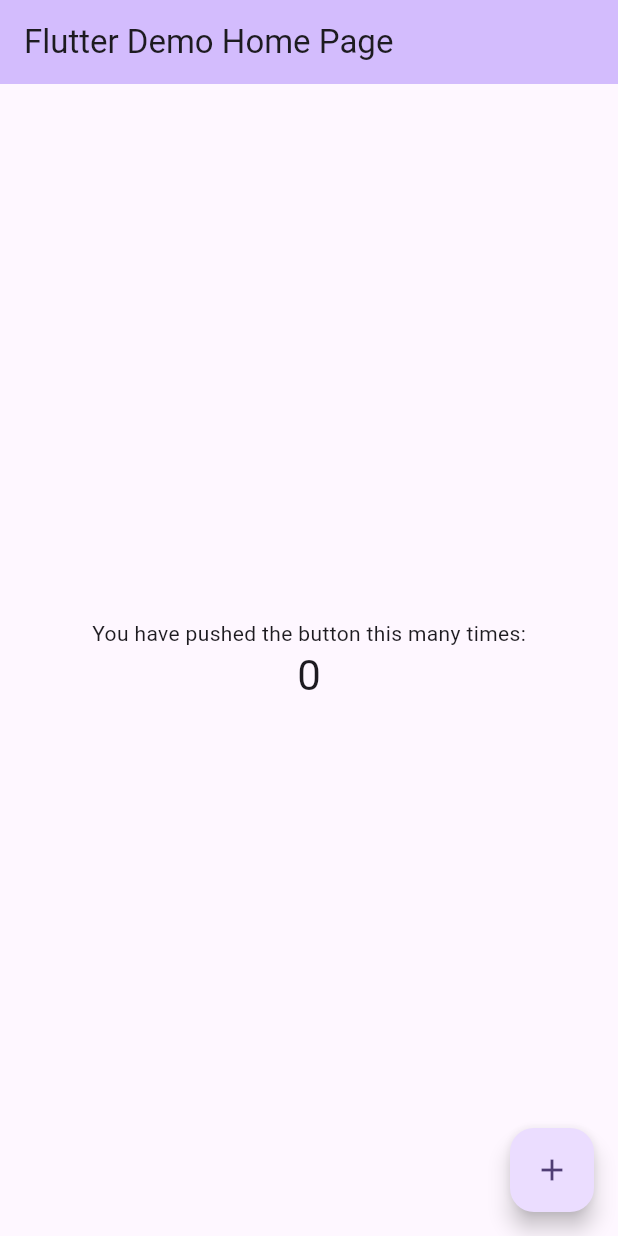
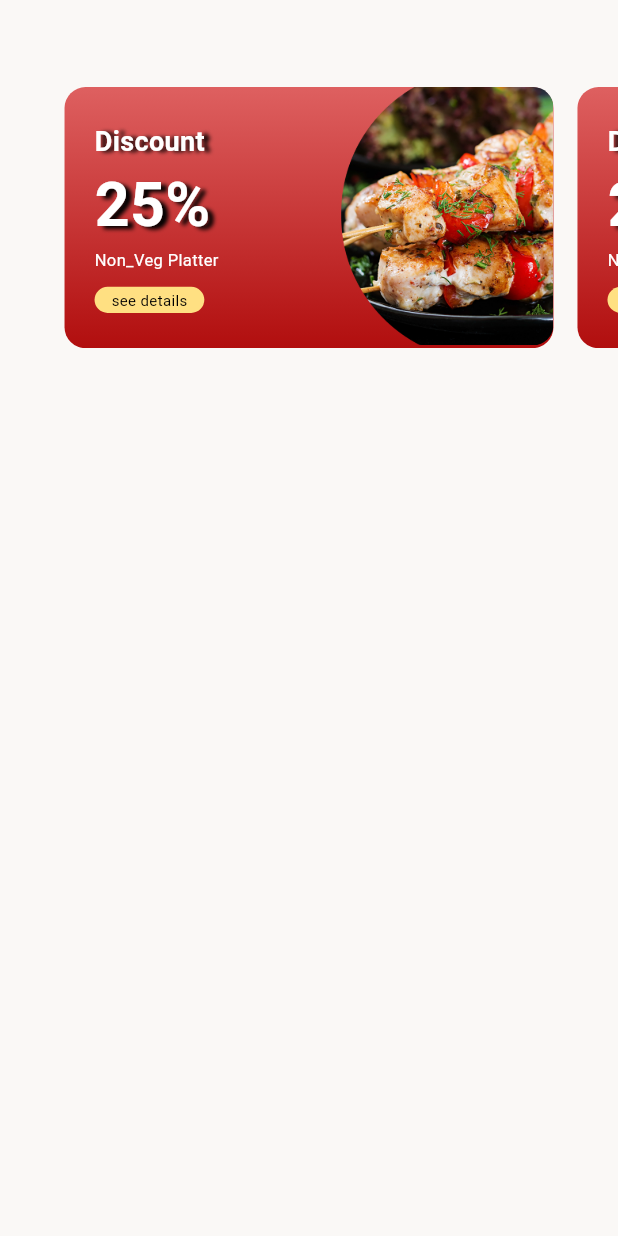
Before and after one commit to Shayanzahid227/Today-Deal, a Flutter app: the screen it shows after launch, on a phone screen of 412 x 824 dp. Run offline on Flutter 3.47's test engine with Material 3 defaults, Android fonts, the light colour scheme and no system bars; our stand-ins replace card_swiper, firebase_auth, flutter_screenutil, google_fonts; accounts and stored records are empty.

Commit message:
home screen pending

```diff
--- a/lib/core/constants/app_assest.dart
+++ b/lib/core/constants/app_assest.dart
@@ -1,19 +1,10 @@
-// //import 'package:code_structure/core/constants/strings.dart';
+import 'package:code_structure/core/constants/strings.dart';
 
-// class AppAssets {
-//   ///
-//   /// Static Assets
-//   ///
-//   String app_logo = "$staticAssets/app_logo.png";
-
-//   ///
-//   /// Dynamic Assets
-//   ///
-
-//   String imagesdata = "$dynamicAssets/imagesdata.png";
-
-//   ///
-//   /// Icons Assets
-//   ///
-//   String search = "$iconsAssets/search.png";
-// }
+class AppAssets {
+  String app_logo = "$staticAssets/app_logo.png";
+//****************   home screen    **********************/
+  String homeBackGround = "$dynamicAssets/homeBackGround..png";
+  String pizza = "$dynamicAssets/pizza.png";
+//******************************************************* */
+  String search = "$iconsAssets/search.png";
+}
--- a/lib/core/constants/colors.dart
+++ b/lib/core/constants/colors.dart
@@ -3,3 +3,17 @@ import 'package:flutter/material.dart';
 const Color blackColor = Colors.black;
 const Color filledColor = Colors.grey;
 const Color textfiledBorderColor = Colors.greenAccent;
+// primary button color
+const Color blueColor = Color(0xff3A63ED);
+const Color PrimarybuttonColor = blueColor;
+// secondary button color
+const Color pinkColor = Colors.pink;
+const Color SecondarybuttonColor = pinkColor;
+const Color transparentColor = Colors.transparent;
+// textform feild color
+const Color borderColor = Color(0xff49526E);
+//***************************************************************/
+const Color primaryColor = Color(0xffB10E0E);
+const Color secondaryColor = Color(0xffFFE082);
+const Color lightRedColor = Color(0xffDE6060);
+const Color whiteColor = Color(0xffFFFFFF);
--- a/lib/core/constants/strings.dart
+++ b/lib/core/constants/strings.dart
@@ -1,3 +1,3 @@
-const String staticAssets = "assets/static_assets/";
-const String dynamicAssets = "assets/dynamic_assets/";
-const String iconsAssets = "assets/icons_assets/";
+const String staticAssets = "assets/static_assets";
+const String dynamicAssets = "assets/dynamic_assets";
+const String iconsAssets = "assets/icons_assets";
--- /dev/null
+++ b/lib/core/model/home_discount.dart
@@ -0,0 +1,17 @@
+import 'dart:ui';
+
+class HomeDiscountModel {
+  final String? discount;
+  final String? discountPercentage;
+  final String? dishType;
+  final String? seeDetails;
+  //final VoidCallback? onTap; // Callback function added
+
+  HomeDiscountModel({
+    required this.discount,
+    required this.discountPercentage,
+    required this.dishType,
+    required this.seeDetails,
+    // required this.onTap
+  });
+}
--- a/lib/core/services/auth_services/auth_services.dart
+++ b/lib/core/services/auth_services/auth_services.dart
@@ -36,7 +36,7 @@ class SignInViewModel extends BaseViewModel {
       _isSelected = true;
     } else {
       _isSelected =
-          false; // if the above condition is not satified then return false
+          false; // if the above condition is not satisfied then return false
     }
   }
 }
--- /dev/null
+++ b/lib/custom_widgets/dealy_deals/home_discount.dart
@@ -0,0 +1,116 @@
+import 'package:code_structure/core/constants/app_assest.dart';
+import 'package:code_structure/core/constants/colors.dart';
+import 'package:code_structure/core/constants/text_style.dart';
+import 'package:code_structure/core/model/home_discount.dart';
+import 'package:flutter/material.dart';
+import 'package:flutter_screenutil/flutter_screenutil.dart';
+
+class CustomHomeDiscountWidget extends StatelessWidget {
+  final HomeDiscountModel homeDiscount;
+  final VoidCallback? ontap;
+  CustomHomeDiscountWidget({
+    required this.homeDiscount,
+    this.ontap,
+    super.key,
+  });
+
+  @override
+  Widget build(BuildContext context) {
+    return Container(
+      height: 178.h,
+      width: 310.w,
+      decoration: BoxDecoration(
+        borderRadius: BorderRadius.circular(14),
+        gradient: LinearGradient(
+          begin: Alignment.topCenter, // Start from the top
+          end: Alignment.bottomCenter, // End at the bottom
+          colors: [lightRedColor, primaryColor],
+        ),
+      ),
+      child: Row(
+        mainAxisAlignment: MainAxisAlignment.spaceBetween,
+        children: [
+          Padding(
+            padding: const EdgeInsets.only(top: 20, bottom: 20, left: 20),
+            child: Column(
+              crossAxisAlignment: CrossAxisAlignment.start,
+              mainAxisSize: MainAxisSize.min,
+              children: [
+                Text(
+                  '${homeDiscount.discount}',
+                  style: style25.copyWith(
+                    color: whiteColor,
+                    fontSize: 18,
+                    shadows: <Shadow>[
+                      Shadow(
+                        offset: Offset(
+                            4.0, 1.0), // Adjust offset for shadow position
+                        blurRadius:
+                            3.0, // Adjust blur radius for shadow softness
+                        color: Colors.black, // Shadow color
+                      ),
+                    ],
+                  ),
+                ),
+                Text(
+                  '${homeDiscount.discountPercentage}',
+                  style: style25B.copyWith(
+                    fontSize: 42.sp,
+                    shadows: <Shadow>[
+                      Shadow(
+                        offset: Offset(
+                            4.0, 2.0), // Adjust offset for shadow position
+                        blurRadius:
+                            3.0, // Adjust blur radius for shadow softness
+                        color: Colors.black, // Shadow color
+                      ),
+                    ],
+                  ),
+                ),
+                Text(
+                  '${homeDiscount.dishType}',
+                  style: style14.copyWith(fontSize: 11),
+                ),
+                10.verticalSpace,
+                GestureDetector(
+                  onTap: ontap,
+                  child: Container(
+                    height: 18.h,
+                    width: 70.w,
+                    decoration: BoxDecoration(
+                        color: secondaryColor,
+                        borderRadius: BorderRadius.circular(60.r)),
+                    child: Center(
+                      child: Text(
+                        '${homeDiscount.seeDetails}',
+                        style: style10.copyWith(color: blackColor),
+                      ),
+                    ),
+                  ),
+                ),
+              ],
+            ),
+          ),
+          Column(
+            children: [
+              Container(
+                height: 178.h,
+                // width: 160,
+                decoration: BoxDecoration(
+                    // borderRadius: BorderRadius.circular(14.r)
+                    ),
+                child: ClipRRect(
+                  borderRadius: BorderRadius.circular(14.r),
+                  child: Image.asset(
+                    AppAssets().pizza,
+                    fit: BoxFit.cover,
+                  ),
+                ),
+              ),
+            ],
+          )
+        ],
+      ),
+    );
+  }
+}
--- a/lib/main.dart
+++ b/lib/main.dart
@@ -1,4 +1,8 @@
+import 'package:code_structure/ui/auth/login/login_screen.dart';
+import 'package:code_structure/ui/screens/home/home_screen.dart';
+import 'package:code_structure/ui/screens/home/home_screen_2.dart';
 import 'package:flutter/material.dart';
+import 'package:flutter_screenutil/flutter_screenutil.dart';
 
 void main() {
   runApp(const MyApp());
@@ -10,28 +14,15 @@
   // This widget is the root of your application.
   @override
   Widget build(BuildContext context) {
-    return MaterialApp(
-      title: 'Flutter Demo',
-      theme: ThemeData(
-        // This is the theme of your application.
-        //
-        // TRY THIS: Try running your application with "flutter run". You'll see
-        // the application has a purple toolbar. Then, without quitting the app,
-        // try changing the seedColor in the colorScheme below to Colors.green
-        // and then invoke "hot reload" (save your changes or press the "hot
-        // reload" button in a Flutter-supported IDE, or press "r" if you used
-        // the command line to start the app).
-        //
-        // Notice that the counter didn't reset back to zero; the application
-        // state is not lost during the reload. To reset the state, use hot
-        // restart instead.
-        //
-        // This works for code too, not just values: Most code changes can be
-        // tested with just a hot reload.
-        colorScheme: ColorScheme.fromSeed(seedColor: Colors.deepPurple),
-        useMaterial3: true,
+    return ScreenUtilInit(
+      designSize: const Size(394, 852),
+      minTextAdapt: true,
+      splitScreenMode: true,
+      child: MaterialApp(
+        debugShowCheckedModeBanner: false,
+        theme: ThemeData(scaffoldBackgroundColor: const Color(0xffFAF8F6)),
+        home: HomeScreen(),
       ),
-      home: const MyHomePage(title: 'Flutter Demo Home Page'),
     );
   }
 }
--- a/lib/ui/root_screen/root_view_model.dart
+++ b/lib/ui/root_screen/root_view_model.dart
@@ -10,7 +10,6 @@ class RootViewModel extends BaseViewModel {
 
   List<Widget> allScreen = [
     // call screen here according to index
-    LoginScreen()
   ];
 
   ///
--- /dev/null
+++ b/lib/ui/screens/home/home_screen.dart
@@ -0,0 +1,75 @@
+import 'package:card_swiper/card_swiper.dart';
+import 'package:code_structure/core/constants/app_assest.dart';
+import 'package:code_structure/core/constants/colors.dart';
+import 'package:code_structure/core/constants/text_style.dart';
+import 'package:code_structure/core/model/home_discount.dart';
+import 'package:code_structure/custom_widgets/dealy_deals/home_discount.dart';
+import 'package:code_structure/ui/screens/home/home_screen_view_model.dart';
+import 'package:flutter/gestures.dart';
+import 'package:flutter/material.dart';
+import 'package:flutter_screenutil/flutter_screenutil.dart';
+import 'package:provider/provider.dart';
+
+class HomeScreen extends StatelessWidget {
+  const HomeScreen({super.key});
+
+  @override
+  Widget build(BuildContext context) {
+    return ChangeNotifierProvider(
+      create: (context) => HomeScreenViewModel(),
+      child: Consumer<HomeScreenViewModel>(
+        builder: (context, model, child) => Scaffold(
+          body: Column(
+            children: [
+              60.verticalSpace,
+              SizedBox(
+                height: 180.h,
+                width: double.infinity,
+                child: PageView.builder(
+                  dragStartBehavior: DragStartBehavior.down,
+                  controller: PageController(viewportFraction: 0.83),
+                  itemCount: model.HomeDiscountList.length,
+                  itemBuilder: (context, index) {
+                    return Padding(
+                      padding: const EdgeInsets.symmetric(horizontal: 8.0),
+                      child: CustomHomeDiscountWidget(
+                          homeDiscount: model.HomeDiscountList[index]),
+                    );
+                  },
+                ),
+              ),
+              // SizedBox(
+              //   // Added SizedBox to constrain Swiper height
+              //   height: 180.h,
+              //   width: double.infinity,
+              //   child: Swiper(
+              //     viewportFraction: 1,
+              //     scale: 0.9,
+              //     scrollDirection: Axis.horizontal,
+              //     itemCount:
+              //         model.HomeDiscountList.length, // use length of the list
+              //     itemBuilder: (context, index) {
+              //       return CustomHomeDiscountWidget(
+              //         homeDiscount: model.HomeDiscountList[index],
+              //       );
+              //     },
+              //   ),
+              // ),
+            ],
+          ),
+        ),
+      ),
+    );
+  }
+}
+// Swiper(
+//   itemBuilder: (BuildContext context, int index) {
+//     return Image.network(
+//       "https://via.placeholder.com/288x188",
+//       fit: BoxFit.fill,
+//     );
+//   },
+//   itemCount: 10,
+//   viewportFraction: 0.8,
+//   scale: 0.9,
+// )
--- /dev/null
+++ b/lib/ui/screens/home/home_screen_view_model.dart
@@ -0,0 +1,31 @@
+import 'package:code_structure/core/model/home_discount.dart';
+import 'package:code_structure/core/others/base_view_model.dart';
+
+class HomeScreenViewModel extends BaseViewModel {
+  List<HomeDiscountModel> HomeDiscountList = [
+    HomeDiscountModel(
+      discount: 'Discount',
+      discountPercentage: '25%',
+      dishType: "Non_Veg Platter",
+      seeDetails: "see details",
+    ),
+    HomeDiscountModel(
+      discount: 'Discount',
+      discountPercentage: '25%',
+      dishType: "Non_Veg Platter",
+      seeDetails: "see details",
+    ),
+    HomeDiscountModel(
+      discount: 'Discount',
+      discountPercentage: '25%',
+      dishType: "Non_Veg Platter",
+      seeDetails: "see details",
+    ),
+    HomeDiscountModel(
+      discount: 'Discount',
+      discountPercentage: '25%',
+      dishType: "Non_Veg Platter",
+      seeDetails: "see details",
+    )
+  ];
+}
--- a/pubspec.yaml
+++ b/pubspec.yaml
@@ -45,6 +45,10 @@ dependencies:
   animated_text_kit: ^4.2.2 # animeated text
   pin_code_fields: ^8.0.1 #pin code
   firebase_auth: ^5.3.4
+  cloud_firestore: ^5.6.0
+  firebase_storage: ^12.3.7
+  get: ^4.3.8
+  card_swiper: ^3.0.1
 
 dev_dependencies:
   flutter_test:
```
Also changed, not shown: lib/core/constants/auth_text_feild.dart (added, +28 -0 lines), lib/core/constants/text_style.dart (+15 -6 lines), lib/ui/auth/login/login_screen.dart (+1 -20 lines), lib/ui/auth/login/login_view_model.dart (added, +23 -0 lines), lib/ui/auth/sign_in/register_view_model.dart (added, +21 -0 lines), lib/ui/auth/sign_in/sign_in_screen.dart (+2 -19 lines), lib/ui/screens/home/home_screen_2.dart (added, +150 -0 lines), assets/dynamic_assets/pizza.png (added), assets/static_assets/homeBackGround.png (added), pubspec.lock, 4 other files.
